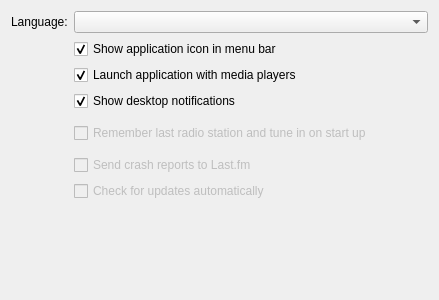
Above: app/client/Settings/GeneralSettingsWidget.ui from mutecypher/lastfm-desktop before the change. Below: the same form after it.
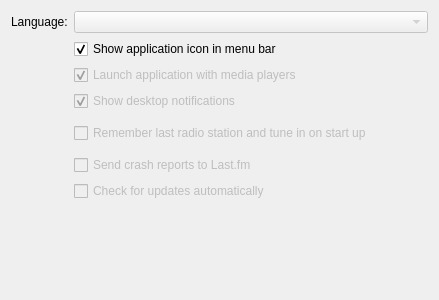
That is the form after the change.

Commit message: cog now opens prefs. settings diasbled where they do not work. can hide the sys tray menu bar icon.

What changed in the file:
```diff
--- a/app/client/Settings/GeneralSettingsWidget.ui
+++ b/app/client/Settings/GeneralSettingsWidget.ui
@@ -28,7 +28,11 @@
     </widget>
    </item>
    <item row="0" column="1">
-    <widget class="QComboBox" name="languages"/>
+    <widget class="QComboBox" name="languages">
+     <property name="enabled">
+      <bool>false</bool>
+     </property>
+    </widget>
    </item>
    <item row="1" column="1">
     <widget class="QCheckBox" name="showAs">
@@ -42,6 +46,9 @@
    </item>
    <item row="2" column="1">
     <widget class="QCheckBox" name="launch">
+     <property name="enabled">
+      <bool>false</bool>
+     </property>
      <property name="text">
       <string>Launch application with media players</string>
      </property>
@@ -52,6 +59,9 @@
    </item>
    <item row="3" column="1">
     <widget class="QCheckBox" name="notifications">
+     <property name="enabled">
+      <bool>false</bool>
+     </property>
      <property name="text">
       <string>Show desktop notifications</string>
      </property>
```
The commit also changes 7 other files.
